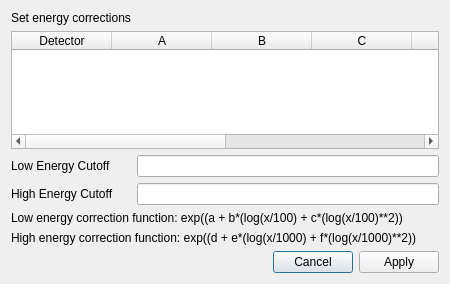
The window that src/EVA/gui/ui_files/efficiency_corrections.ui (ISISMuon/EVA) describes before a commit, drawn with Qt 5.
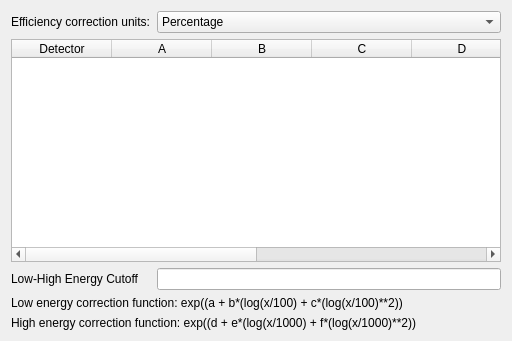
The same window after the commit. Custom widgets are drawn as their Qt base class.

Commit message: Merge energy, efficiency and detector grouping widgets into one dialog

```diff
--- a/src/EVA/gui/ui_files/efficiency_corrections.ui
+++ b/src/EVA/gui/ui_files/efficiency_corrections.ui
@@ -6,8 +6,8 @@
    <rect>
     <x>0</x>
     <y>0</y>
-    <width>450</width>
-    <height>284</height>
+    <width>512</width>
+    <height>341</height>
    </rect>
   </property>
   <property name="windowTitle">
@@ -17,10 +17,24 @@
    <item row="0" column="0">
     <widget class="QLabel" name="label_2">
      <property name="text">
-      <string>Set energy corrections</string>
+      <string>Efficiency correction units:</string>
      </property>
     </widget>
    </item>
+   <item row="0" column="1">
+    <widget class="QComboBox" name="efficiency_correction_units_combobox">
+     <item>
+      <property name="text">
+       <string>Percentage</string>
+      </property>
+     </item>
+     <item>
+      <property name="text">
+       <string>Fraction</string>
+      </property>
+     </item>
+    </widget>
+   </item>
    <item row="1" column="0" colspan="2">
     <widget class="BaseTable" name="correction_table">
      <column>
@@ -60,21 +74,11 @@
      </column>
      <column>
       <property name="text">
-       <string>Use correction</string>
+       <string>Use</string>
       </property>
      </column>
     </widget>
    </item>
-   <item row="2" column="1">
-    <widget class="QLineEdit" name="lineEdit">
-     <property name="sizePolicy">
-      <sizepolicy hsizetype="Expanding" vsizetype="Fixed">
-       <horstretch>1</horstretch>
-       <verstretch>0</verstretch>
-      </sizepolicy>
-     </property>
-    </widget>
-   </item>
    <item row="2" column="0">
     <widget class="QLabel" name="label_3">
      <property name="sizePolicy">
@@ -84,25 +88,12 @@
       </sizepolicy>
      </property>
      <property name="text">
-      <string>Low Energy Cutoff</string>
+      <string>Low-High Energy Cutoff</string>
      </property>
     </widget>
    </item>
-   <item row="3" column="0">
-    <widget class="QLabel" name="label_4">
-     <property name="sizePolicy">
-      <sizepolicy hsizetype="Preferred" vsizetype="Preferred">
-       <horstretch>2</horstretch>
-       <verstretch>0</verstretch>
-      </sizepolicy>
-     </property>
-     <property name="text">
-      <string>High Energy Cutoff</string>
-     </property>
-    </widget>
-   </item>
-   <item row="3" column="1">
-    <widget class="QLineEdit" name="lineEdit_2">
+   <item row="2" column="1">
+    <widget class="QLineEdit" name="low_energy_line_edit">
      <property name="sizePolicy">
       <sizepolicy hsizetype="Expanding" vsizetype="Fixed">
        <horstretch>1</horstretch>
@@ -111,30 +102,20 @@
      </property>
     </widget>
    </item>
-   <item row="4" column="0" colspan="2">
+   <item row="3" column="0" colspan="2">
     <widget class="QLabel" name="label">
      <property name="text">
       <string>Low energy correction function: exp((a + b*(log(x/100) + c*(log(x/100)**2))</string>
      </property>
     </widget>
    </item>
-   <item row="5" column="0" colspan="2">
+   <item row="4" column="0" colspan="2">
     <widget class="QLabel" name="label_5">
      <property name="text">
       <string>High energy correction function: exp((d + e*(log(x/1000) + f*(log(x/1000)**2))</string>
      </property>
     </widget>
    </item>
-   <item row="6" column="0" colspan="2">
-    <widget class="QDialogButtonBox" name="buttonBox">
-     <property name="orientation">
-      <enum>Qt::Horizontal</enum>
-     </property>
-     <property name="standardButtons">
-      <set>QDialogButtonBox::Apply|QDialogButtonBox::Cancel</set>
-     </property>
-    </widget>
-   </item>
   </layout>
  </widget>
  <customwidgets>
```
Left out of the diff: 39 changed lines with no effect on the pictures. The commit also changes 14 other files.
